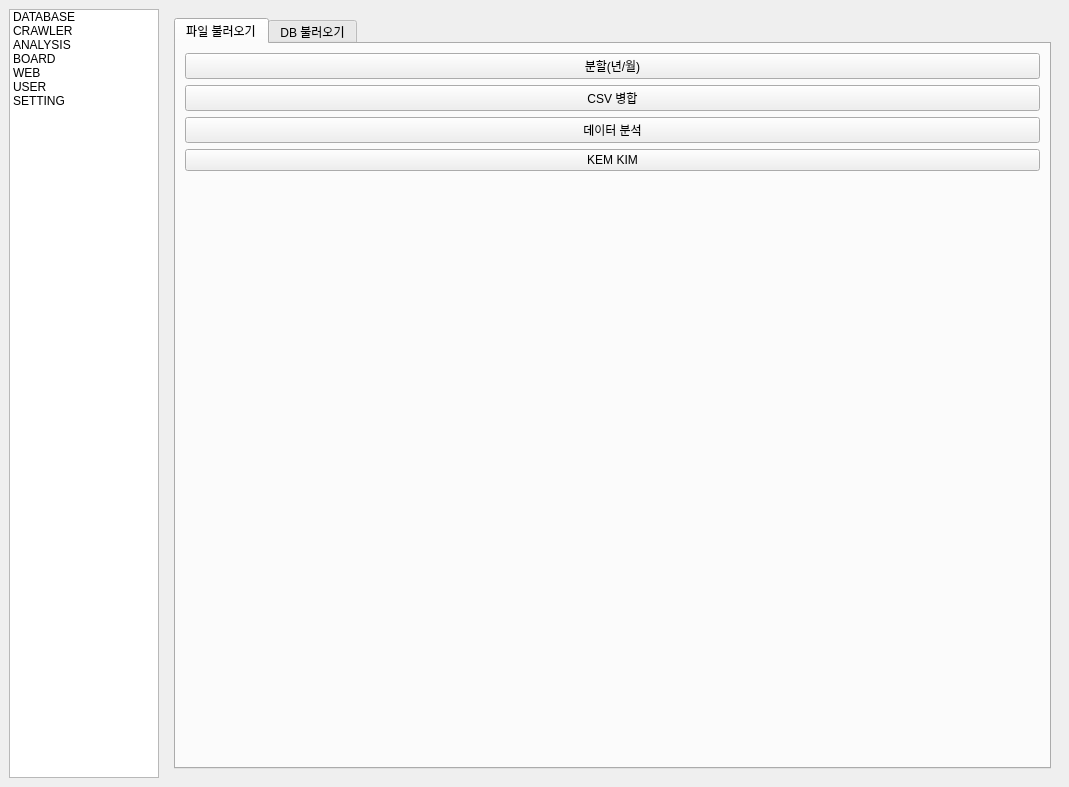
yojun313/knpu, file MANAGER/source/BIGMACLAB_MANAGER_GUI.ui: the form before one commit.
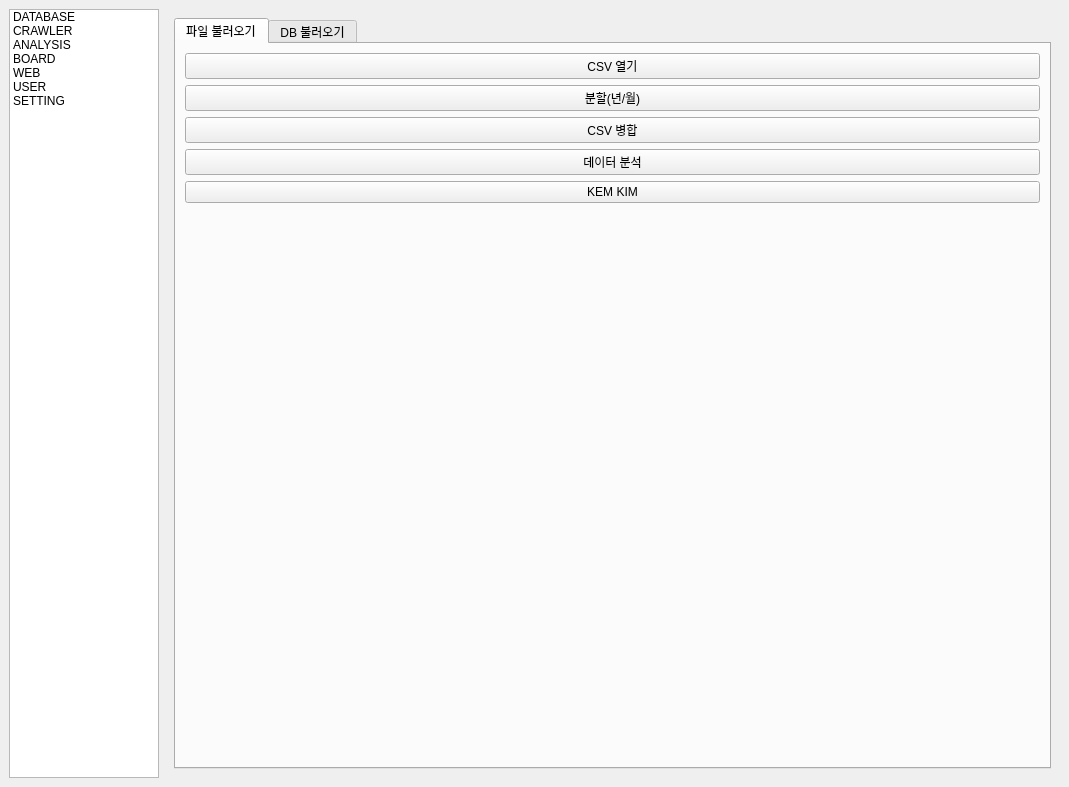
The form after the commit. The open tabs and pages were chosen to show the change.

The edit to the form file:
```diff
--- a/MANAGER/source/BIGMACLAB_MANAGER_GUI.ui
+++ b/MANAGER/source/BIGMACLAB_MANAGER_GUI.ui
@@ -181,6 +181,13 @@
               </item>
               <item>
                <layout class="QVBoxLayout" name="verticalLayout_5">
+                <item>
+                 <widget class="QPushButton" name="dataprocess_tab2_opencsv_button">
+                  <property name="text">
+                   <string>CSV 열기</string>
+                  </property>
+                 </widget>
+                </item>
                 <item>
                  <widget class="QPushButton" name="dataprocess_tab2_timesplit_button">
                   <property name="text">
```
